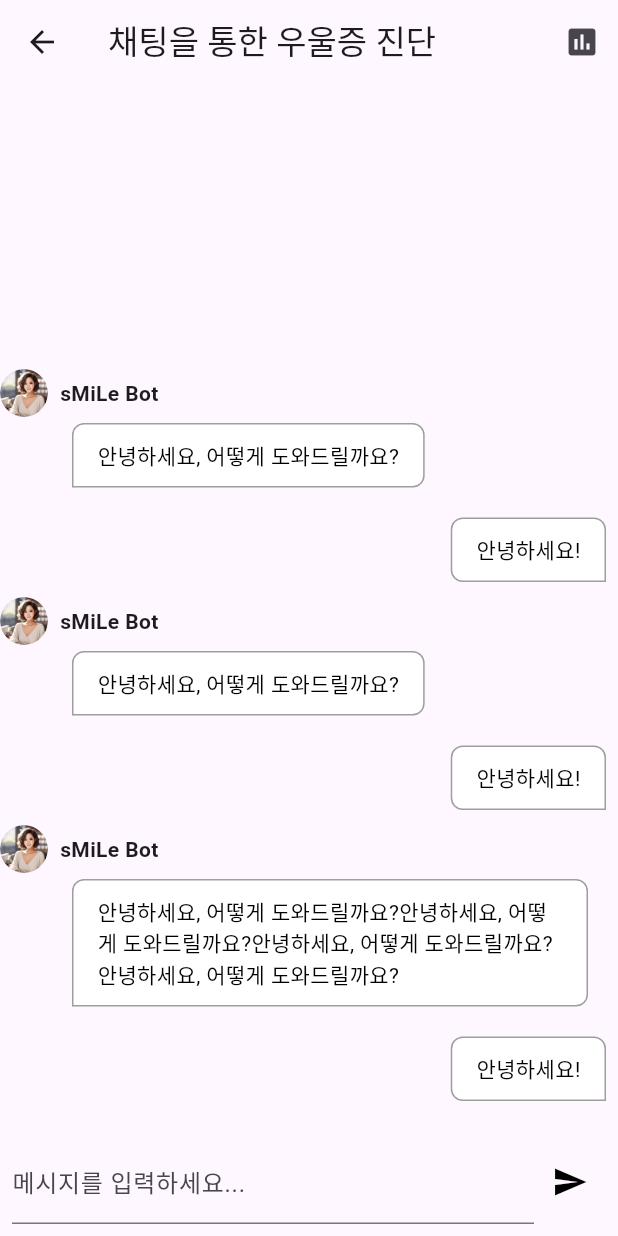
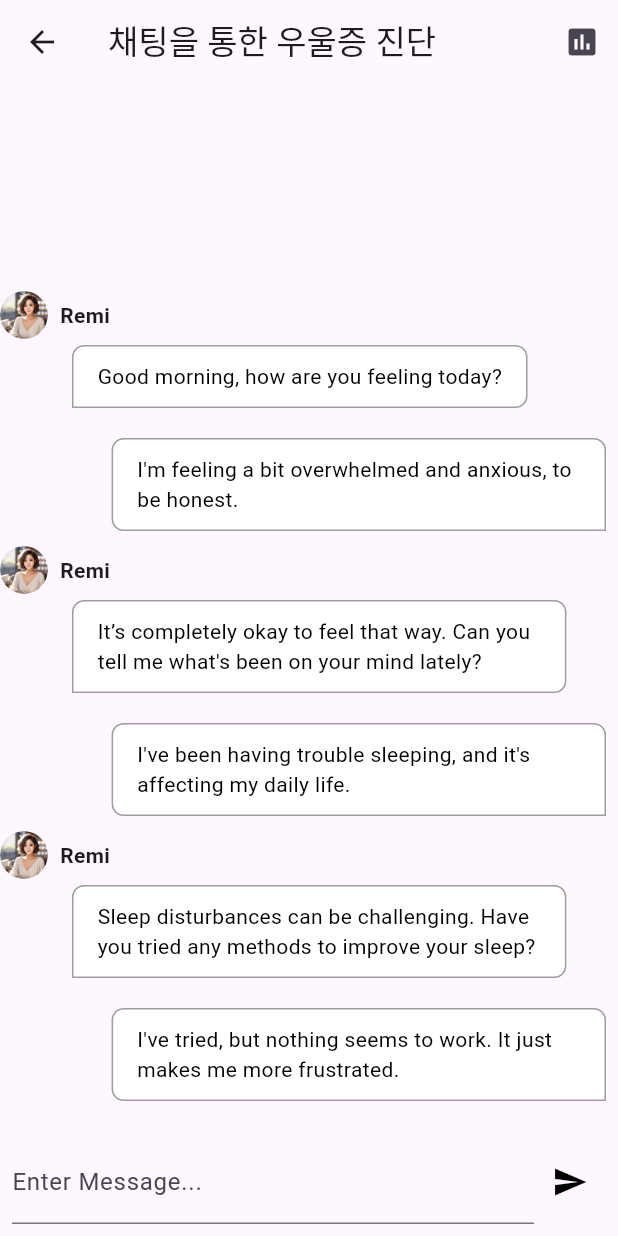
Before and after one commit to bk123477/2024-SolutionChallenge-sMiLe, a Flutter app: the DepressionChatbotScreen screen opened directly, on a phone screen of 412 x 824 dp. Run offline on Flutter 3.47's test engine with Material 3 defaults, Android fonts, the phone set to English and light mode, and no system bars; our stand-ins replace cloud_firestore, firebase_auth, firebase_core, firebase_messaging, flutter_local_notifications, fluttertoast and 2 more; accounts and stored records are empty.

Commit message:
fix : my chat bubble overflow bug fixed

```diff
--- a/lib/chat/chat_bubbles.dart
+++ b/lib/chat/chat_bubbles.dart
@@ -8,22 +8,25 @@ class ChatBubbles extends StatelessWidget {
 
   @override
   Widget build(BuildContext context) {
+    double maxWidth = MediaQuery.of(context).size.width * 0.8; // 화면 너비의 80%로 최대 너비 설정
+
     Widget bubble = Container(
-      margin: EdgeInsets.only(top: isMe ? 10 : 4, bottom: 10, left: isMe ? 8 : 48, right: isMe ? 8 : 20), // 상대방 메시지일 경우 왼쪽 여백 조정
+      margin: EdgeInsets.only(top: isMe ? 10 : 4, bottom: 10, left: isMe ? 8 : 48, right: isMe ? 8 : 10),
       padding: EdgeInsets.symmetric(vertical: 10, horizontal: 16),
+      constraints: BoxConstraints(maxWidth: maxWidth), // 여기에 최대 너비 제한 추가
       decoration: BoxDecoration(
-        color: Colors.white, // 모든 버블의 배경색을 흰색으로 통일
-        border: Border.all(color: Colors.grey), // 테두리를 검은색으로 설정
+        color: Colors.white,
+        border: Border.all(color: Colors.grey),
         borderRadius: BorderRadius.only(
-          topLeft: Radius.circular(8), // 모서리를 덜 둥글게 조정
+          topLeft: Radius.circular(8),
           topRight: Radius.circular(8),
-          bottomLeft: isMe ? Radius.circular(8) : Radius.circular(0), // isMe에 따라 한 쪽 모서리를 사각지게 조정
+          bottomLeft: isMe ? Radius.circular(8) : Radius.circular(0),
           bottomRight: isMe ? Radius.circular(0) : Radius.circular(8),
         ),
       ),
       child: Text(
         message,
-        style: TextStyle(color: Colors.black), // 메시지 텍스트 색상을 검은색으로 설정
+        style: TextStyle(color: Colors.black),
       ),
     );
 
@@ -34,14 +37,14 @@ class ChatBubbles extends StatelessWidget {
           Row(
             children: [
               CircleAvatar(
-                backgroundImage: AssetImage('asset/img/bot_image.png'), // 프로필 이미지 경로
-                radius: 16, // 원하는 크기로 조절
+                backgroundImage: AssetImage('asset/img/bot_image.png'),
+                radius: 16,
               ),
               SizedBox(width: 8),
-              Text('sMiLe Bot', style: TextStyle(fontWeight: FontWeight.bold)),
+              Text('Remi', style: TextStyle(fontWeight: FontWeight.bold)),
             ],
           ),
-          bubble, // 메시지 버블을 이름 밑에 배치
+          bubble,
         ],
       );
     } else {
@@ -51,4 +54,5 @@ class ChatBubbles extends StatelessWidget {
       );
     }
   }
+
 }
--- a/lib/chat/message.dart
+++ b/lib/chat/message.dart
@@ -9,12 +9,12 @@ class Messages extends StatelessWidget {
     // 예시 데이터 - 실제로는 서버에서 데이터를 가져와야 합니다.
     //TODO: 채팅 상위 위젯에서 전달받기
     var chatDocs = [
-      {'text': '안녕하세요!', 'isMe': true},
-      {'text': '안녕하세요, 어떻게 도와드릴까요?안녕하세요, 어떻게 도와드릴까요?안녕하세요, 어떻게 도와드릴까요?안녕하세요, 어떻게 도와드릴까요?', 'isMe': false},
-      {'text': '안녕하세요!', 'isMe': true},
-      {'text': '안녕하세요, 어떻게 도와드릴까요?', 'isMe': false},
-      {'text': '안녕하세요!', 'isMe': true},
-      {'text': '안녕하세요, 어떻게 도와드릴까요?', 'isMe': false},
+      {'text': "I've tried, but nothing seems to work. It just makes me more frustrated.", 'isMe': true},
+      {'text': "Sleep disturbances can be challenging. Have you tried any methods to improve your sleep?", 'isMe': false},
+      {'text': "I've been having trouble sleeping, and it's affecting my daily life.", 'isMe': true},
+      {'text': "It’s completely okay to feel that way. Can you tell me what's been on your mind lately?", 'isMe': false},
+      {'text': "I'm feeling a bit overwhelmed and anxious, to be honest.", 'isMe': true},
+      {'text': "Good morning, how are you feeling today?", 'isMe': false},
     ];
 
     return ListView.builder(
--- a/lib/chat/new_message.dart
+++ b/lib/chat/new_message.dart
@@ -26,7 +26,7 @@ class _NewMessageState extends State<NewMessage> {
           Expanded(
             child: TextField(
               controller: _controller,
-              decoration: InputDecoration(labelText: '메시지를 입력하세요...'),
+              decoration: InputDecoration(labelText: 'Enter Message...'),
             ),
           ),
           IconButton(
```
